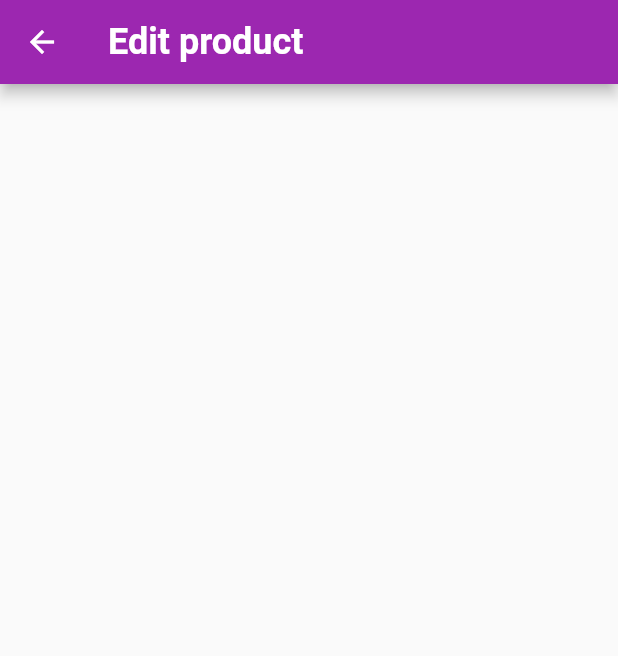
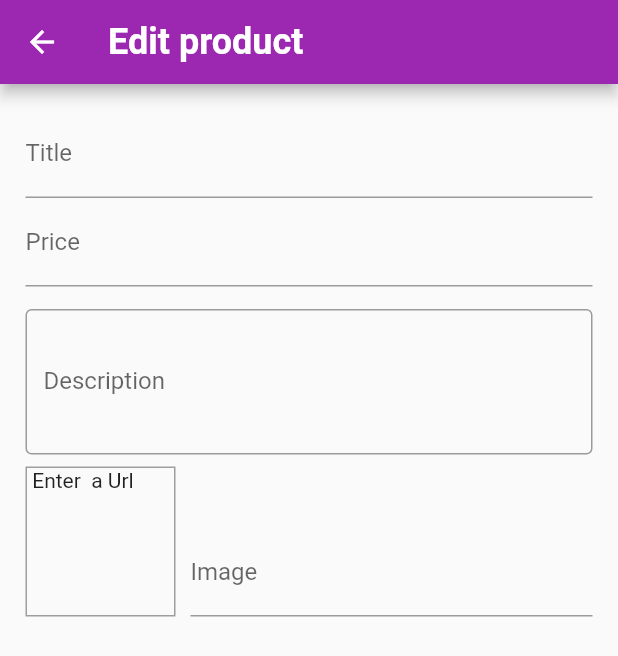
Before and after one commit to kairatkubat/udemy3, a Flutter app: the EditProduct screen opened directly, on a phone screen of 412 x 824 dp. Shown: the top 656 px of the screen. Run offline on Flutter 3.47's test engine with Material 2 defaults, Android fonts, the phone set to English and light mode, and no system bars; network calls fail.

Commit message:
Image input reviews

```diff
--- a/lib/main.dart
+++ b/lib/main.dart
@@ -2,6 +2,7 @@ import 'package:flutter/material.dart';
 import 'package:udemy3/provider/cart.dart';
 import 'package:udemy3/provider/orders.dart';
 import 'package:udemy3/screens/cart_screen.dart';
+import 'package:udemy3/screens/edit_product_screen.dart';
 import 'package:udemy3/screens/product_overview.dart';
 import 'package:udemy3/screens/user_products_screen.dart';
 import './screens/product_detail_screen.dart';
@@ -37,7 +38,7 @@ ChangeNotifierProvider(
         theme: ThemeData(
           primarySwatch: Colors.purple,
           secondaryHeaderColor: Colors.deepOrange ,
-          textTheme: TextTheme(titleMedium: TextStyle(color: Colors.white),
+          textTheme: TextTheme(titleMedium: TextStyle(color: Colors.black),
           titleLarge: TextStyle(color: Colors.black54 , fontSize: 24, fontWeight: FontWeight.bold)
 
           )
@@ -47,7 +48,8 @@ ChangeNotifierProvider(
            ProductDetailScreen.routeName: (context) => ProductDetailScreen() ,
            CartScreen.routeName:(context) => const  CartScreen() ,
            OrdersScreen.routeName: (context) => const OrdersScreen(),
-           UserProduct.routeName:(context) => UserProduct()
+           UserProduct.routeName:(context) => UserProduct(),
+           EditProduct.routeName:(context) => EditProduct()
 
         },
       ),
--- a/lib/screens/edit_product_screen.dart
+++ b/lib/screens/edit_product_screen.dart
@@ -1,6 +1,8 @@
 import 'package:flutter/material.dart';
 
 class  EditProduct extends StatefulWidget {
+
+  static const routeName = 'edit-product';
   const  EditProduct({super.key});
 
   @override
@@ -8,10 +10,102 @@ class  EditProduct extends StatefulWidget {
 }
 
 class _EditProductState extends State<EditProduct> {
+  final _priceFocudNode = FocusNode();
+  final _decsriptionNode = FocusNode();
+  final _imageController = TextEditingController();
+  final _imageUrlFocus = FocusNode();
+
+  @override
+  void initState() {
+   _imageUrlFocus.addListener(_updateImageUrl  );
+    super.initState();
+  }
+  @override
+  void dispose() {
+    _imageUrlFocus.removeListener(_updateImageUrl);
+    _decsriptionNode.dispose();
+    _priceFocudNode.dispose();
+    _imageController.dispose();
+    _imageUrlFocus.dispose();
+    super.dispose();
+  }
+
+  void _updateImageUrl(){
+  if(!_imageUrlFocus.hasFocus){
+    setState(() {
+
+    });
+  }
+  }
+
   @override
   Widget build(BuildContext context) {
     return Scaffold(
-      appBar: AppBar(title: Text("Edit product")),
+      appBar: AppBar(title: const Text("Edit product")),
+      body: Padding(
+        padding: const EdgeInsets.all(17.0),
+        child: Form(child: ListView(children: [
+          TextFormField(
+            decoration: const InputDecoration(labelText: 'Title'),
+            textInputAction: TextInputAction.next,
+            onFieldSubmitted:(value) {
+              FocusScope.of(context).requestFocus(_priceFocudNode);
+            } ,
+          ),
+            TextFormField(
+            decoration: const InputDecoration(labelText: 'Price',  ),
+            keyboardType: TextInputType.number,
+            textInputAction: TextInputAction.next,
+            focusNode: _priceFocudNode,
+            onFieldSubmitted: (value) {
+              FocusScope.of(context).requestFocus(_decsriptionNode);
+            },
+          ),
+          const SizedBox(height: 15,),
+          TextFormField(
+            decoration:  const InputDecoration(
+              border: OutlineInputBorder(),
+              labelText: 'Description'),
+            maxLines: 3,
+            style: const TextStyle(color: Colors.black),
+            keyboardType: TextInputType.multiline,
+            focusNode: _decsriptionNode,
+          ),
+          Row(
+            crossAxisAlignment: CrossAxisAlignment.end,
+            children: [
+                Container(width: 100,
+                height: 100,
+                margin: EdgeInsets.only(
+                  top: 8,
+                  right: 10,
+                ),
+                decoration: BoxDecoration(border: Border.all(width: 1.0, color: Colors.grey)),
+                child: _imageController.text.isEmpty? Text(" Enter  a Url"):
+                FittedBox(
+                  child: Image.network(_imageController.text ),
+                  fit: BoxFit.contain,
+                ),
+                ),
+                Expanded(
+                  child: TextFormField(
+                    decoration: InputDecoration(labelText: 'Image'),
+                    keyboardType: TextInputType.url,
+                    textInputAction: TextInputAction.done,
+                    controller: _imageController,
+                    focusNode: _imageUrlFocus ,
+                    onEditingComplete: (){
+                      setState(() {
+
+                      });
+                    },
+
+                  ),
+                )
+            ],
+          )
+        ],)),
+      ),
 
     );
   }
--- a/lib/screens/user_products_screen.dart
+++ b/lib/screens/user_products_screen.dart
@@ -3,6 +3,7 @@ import 'package:provider/provider.dart';
 import 'package:udemy3/widgets/app_drawer.dart';
 import 'package:udemy3/widgets/user_product.dart';
 import '../provider/product_provider.dart';
+import '../screens/edit_product_screen.dart';
 
 class UserProduct  extends StatelessWidget {
   static const routeName = '/user-product';
@@ -13,7 +14,9 @@ class UserProduct  extends StatelessWidget {
     final productsData = Provider.of<Products>(context);
     return Scaffold(
       appBar: AppBar( title: const  Text("Your Product"), actions: [
-         IconButton(onPressed: (){}, icon: const  Icon(Icons.add))],),
+         IconButton(onPressed: (){
+          Navigator.of(context).pushNamed(EditProduct.routeName);
+         }, icon: const  Icon(Icons.add))],),
          drawer: const AppDrawer(),
       body:  Padding(padding: const  EdgeInsets.all(10),
       child: ListView.builder(
```
